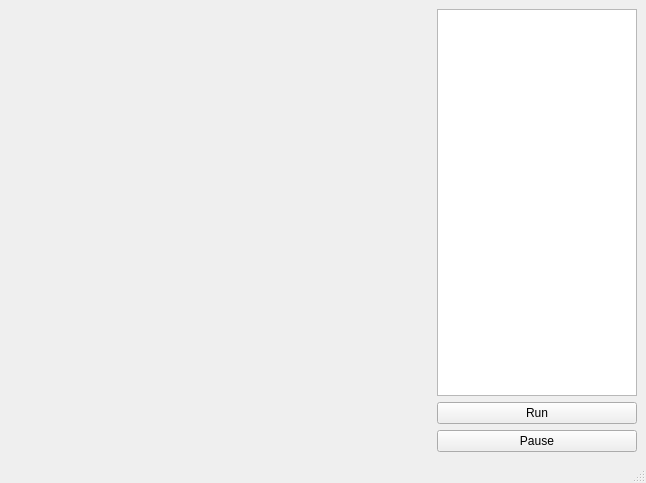
First picture: the form in examples/gui/MainWindow.ui, repository pele-python/pele, before the edit.
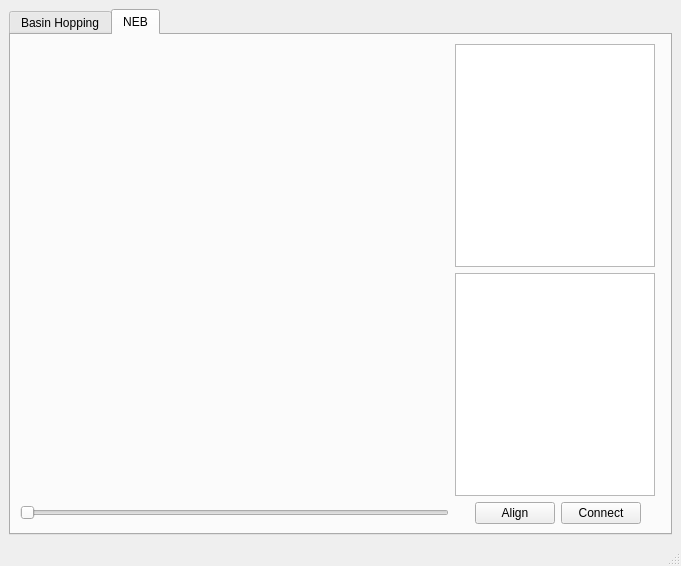
Second picture: the form after the edit. The open tabs and pages were chosen to show the change. Custom widgets are drawn as their Qt base class.

Commit message: designed tab for neb calculation

Patch:
```diff
--- a/examples/gui/MainWindow.ui
+++ b/examples/gui/MainWindow.ui
@@ -6,8 +6,8 @@
    <rect>
     <x>0</x>
     <y>0</y>
-    <width>646</width>
-    <height>483</height>
+    <width>681</width>
+    <height>566</height>
    </rect>
   </property>
   <property name="sizePolicy">
@@ -22,6 +22,18 @@
   <widget class="QWidget" name="centralwidget">
    <layout class="QGridLayout" name="gridLayout">
     <item row="0" column="0">
+     <widget class="QTabWidget" name="tabWidget">
+      <property name="currentIndex">
+       <number>0</number>
+      </property>
+      <widget class="QWidget" name="BHTab">
+       <attribute name="title">
+        <string>Basin Hopping</string>
+       </attribute>
+       <layout class="QVBoxLayout" name="verticalLayout_4">
+        <item>
+         <layout class="QHBoxLayout" name="horizontalLayout_3">
+          <item>
      <widget class="Show3D" name="widget" native="true">
       <property name="sizePolicy">
        <sizepolicy hsizetype="Expanding" vsizetype="Expanding">
@@ -33,7 +45,7 @@
       <zorder>listWidget</zorder>
      </widget>
     </item>
-    <item row="0" column="1">
+          <item>
      <layout class="QVBoxLayout" name="verticalLayout_3">
       <item>
        <widget class="QListWidget" name="listWidget">
@@ -71,6 +83,128 @@
      </layout>
     </item>
    </layout>
+        </item>
+       </layout>
+       <zorder>horizontalLayoutWidget</zorder>
+       <zorder>widget</zorder>
+      </widget>
+      <widget class="QWidget" name="NEBTab">
+       <attribute name="title">
+        <string>NEB</string>
+       </attribute>
+       <layout class="QGridLayout" name="gridLayout_4">
+        <item row="1" column="0">
+         <widget class="QSlider" name="horizontalSlider">
+          <property name="orientation">
+           <enum>Qt::Horizontal</enum>
+          </property>
+         </widget>
+        </item>
+        <item row="0" column="0">
+         <widget class="QWidget" name="widget_2" native="true">
+          <property name="sizePolicy">
+           <sizepolicy hsizetype="Expanding" vsizetype="Preferred">
+            <horstretch>0</horstretch>
+            <verstretch>0</verstretch>
+           </sizepolicy>
+          </property>
+          <zorder>listWidget_3</zorder>
+          <zorder>listWidget_2</zorder>
+          <zorder>gridLayoutWidget</zorder>
+         </widget>
+        </item>
+        <item row="0" column="3">
+         <layout class="QVBoxLayout" name="verticalLayout_5" stretch="0,0">
+          <item>
+           <widget class="QListWidget" name="listWidget_2">
+            <property name="sizePolicy">
+             <sizepolicy hsizetype="Maximum" vsizetype="Expanding">
+              <horstretch>0</horstretch>
+              <verstretch>0</verstretch>
+             </sizepolicy>
+            </property>
+            <property name="maximumSize">
+             <size>
+              <width>200</width>
+              <height>16777215</height>
+             </size>
+            </property>
+           </widget>
+          </item>
+          <item>
+           <widget class="QListWidget" name="listWidget_3">
+            <property name="sizePolicy">
+             <sizepolicy hsizetype="Maximum" vsizetype="Expanding">
+              <horstretch>0</horstretch>
+              <verstretch>0</verstretch>
+             </sizepolicy>
+            </property>
+            <property name="maximumSize">
+             <size>
+              <width>200</width>
+              <height>16777215</height>
+             </size>
+            </property>
+           </widget>
+          </item>
+         </layout>
+        </item>
+        <item row="1" column="3">
+         <layout class="QGridLayout" name="gridLayout_2">
+          <property name="leftMargin">
+           <number>20</number>
+          </property>
+          <property name="topMargin">
+           <number>0</number>
+          </property>
+          <property name="rightMargin">
+           <number>20</number>
+          </property>
+          <item row="0" column="1">
+           <widget class="QPushButton" name="pushButton_2">
+            <property name="sizePolicy">
+             <sizepolicy hsizetype="Maximum" vsizetype="Fixed">
+              <horstretch>0</horstretch>
+              <verstretch>0</verstretch>
+             </sizepolicy>
+            </property>
+            <property name="maximumSize">
+             <size>
+              <width>100</width>
+              <height>16777215</height>
+             </size>
+            </property>
+            <property name="text">
+             <string>Connect</string>
+            </property>
+           </widget>
+          </item>
+          <item row="0" column="0">
+           <widget class="QPushButton" name="pushButton">
+            <property name="sizePolicy">
+             <sizepolicy hsizetype="Maximum" vsizetype="Fixed">
+              <horstretch>0</horstretch>
+              <verstretch>0</verstretch>
+             </sizepolicy>
+            </property>
+            <property name="maximumSize">
+             <size>
+              <width>100</width>
+              <height>100</height>
+             </size>
+            </property>
+            <property name="text">
+             <string>Align</string>
+            </property>
+           </widget>
+          </item>
+         </layout>
+        </item>
+       </layout>
+      </widget>
+     </widget>
+    </item>
+   </layout>
   </widget>
   <widget class="QMenuBar" name="menubar">
    <property name="geometry">
```
Left out of the diff: 2 changed lines with no effect on the pictures. Lines whose indentation alone changed are shown as unchanged. The commit also changes 3 other files.
